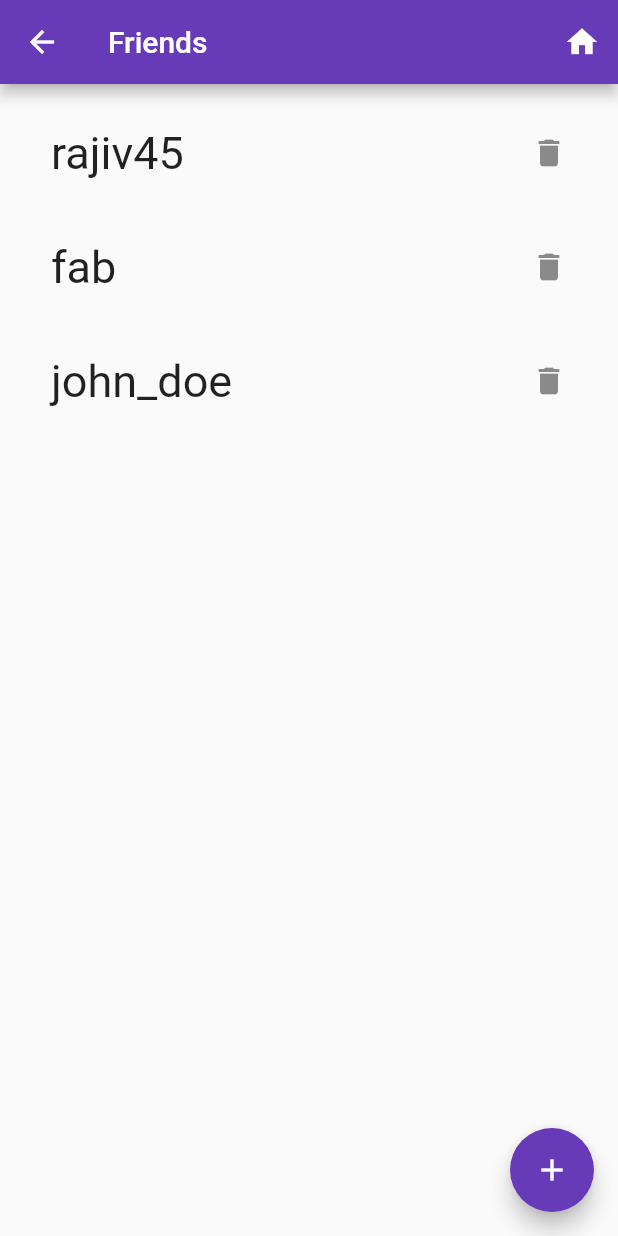
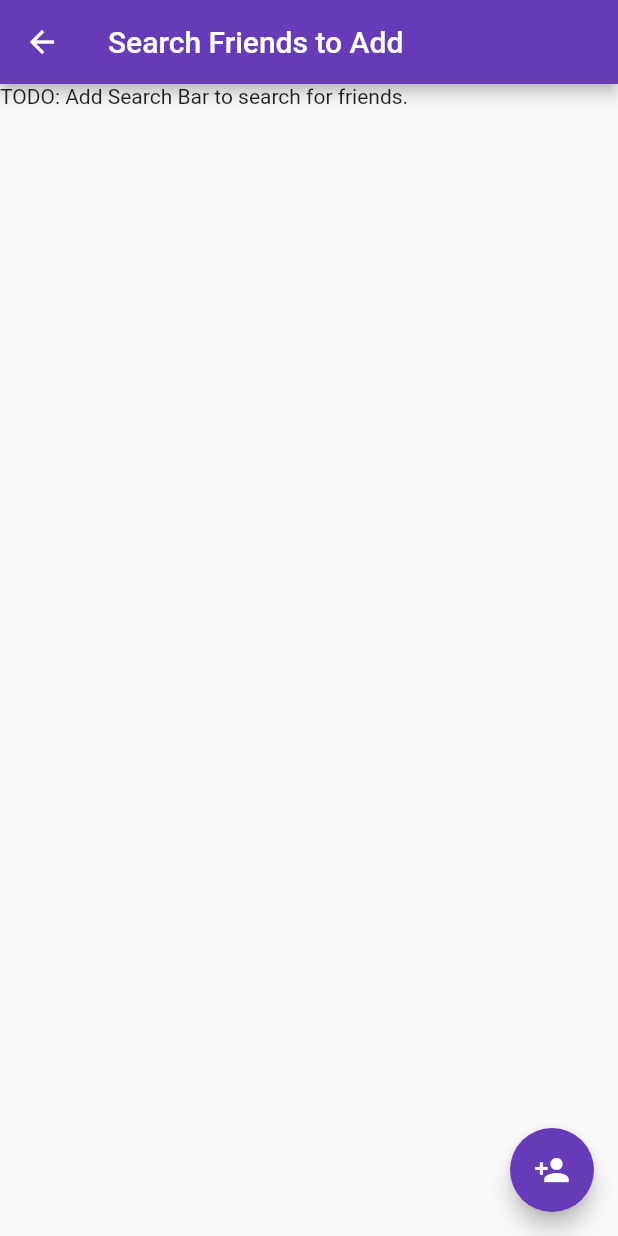
Before and after one commit to CSCI4100U/course-project-csci-4100-final-project-aud-io, a Flutter app: the FriendList screen opened by its route, after a tap on the "add" icon, on a phone screen of 412 x 824 dp. Run offline on Flutter 3.47's test engine with Material 2 defaults, Android fonts, the phone set to English and light mode, and no system bars; our stand-ins replace animated_splash_screen, page_transition.

Commit message:
Added new logo, an unfinished search 4 friends page, comments, and alterations to Profile class

```diff
--- a/group_project/lib/main.dart
+++ b/group_project/lib/main.dart
@@ -1,11 +1,12 @@
 import 'package:animated_splash_screen/animated_splash_screen.dart';
 import 'package:flutter/material.dart';
 import 'package:group_project/side_menu_item.dart';
+import 'package:group_project/user_classes/addFriend.dart';
 import 'package:group_project/user_classes/friends.dart';
 import 'package:page_transition/page_transition.dart';
 
 Image logo = const Image(
-      image: AssetImage('lib/images/audio_alt.png'),
+      image: AssetImage('lib/images/audio_alt_beige.png'),
     );
 
 void main() {
@@ -45,6 +46,7 @@ class MyApp extends StatelessWidget {
           // '/loginForm' : (context) => LoginForm(),
           // '/profile' : (context) => ProfileView(),
           '/friendList' : (context) => const FriendList(title: "Friends",),
+              '/addFriend' : (context) => const AddFriendSearch(title: "Search Friends to Add",),
           // '/playlists' : (context) => PlaylistView(),
           // '/settings' : (context) => SettingsView(),
         }
--- /dev/null
+++ b/group_project/lib/user_classes/addFriend.dart
@@ -0,0 +1,49 @@
+import 'package:flutter/material.dart';
+import 'profile.dart';
+
+class AddFriendSearch extends StatefulWidget {
+  const AddFriendSearch({Key? key, this.title}) : super(key: key);
+
+  final String? title;
+
+  @override
+  State<AddFriendSearch> createState() => _AddFriendSearchState();
+}
+
+class _AddFriendSearchState extends State<AddFriendSearch> {
+  var formKey = GlobalKey<FormState>();
+
+  String? userID;
+  String? userName;
+  String? phoneNum;
+  String? country;
+  String? city;
+
+  TextStyle style = TextStyle(fontSize: 30);
+
+  @override
+  Widget build(BuildContext context) {
+    return Scaffold(
+      appBar: AppBar(
+        title: Text(widget.title!),
+      ),
+      body: Text("TODO: Add Search Bar to search for friends."),
+      //Todo: Have add Button as trailing in List of List Tiles
+      // if friend already added, don't include in search results, etc.
+      floatingActionButton: FloatingActionButton(
+        onPressed: (){
+          Profile newFriend = Profile(
+              userID: userID,
+              userName: userName,
+              phoneNum: phoneNum,
+              country: country,
+              city: city
+          );
+          Navigator.of(context).pop(newFriend);
+        },
+        tooltip: 'Save',
+        child: const Icon(Icons.person_add),
+      ),
+    );
+  }
+}
--- a/group_project/lib/user_classes/friends.dart
+++ b/group_project/lib/user_classes/friends.dart
@@ -71,14 +71,27 @@ class _FriendListState extends State<FriendList> {
           }
       ),
       floatingActionButton: FloatingActionButton(
-        onPressed: (){
-          //Todo: call _addFriend()
-        },
+        onPressed: _addFriend,
         tooltip: 'Add Friend',
         child: const Icon(Icons.add),
       ),
     );
   }
+  Future<void> _addFriend() async{
+    Profile? friend = await Navigator
+        .pushNamed(context, '/addFriend') as Profile?;
+
+    if(friend != null){
+      //insert friend to local database
+    }
+
+
+    //Snackbar: Just added ${friend.userName}
+
+    //_getAllFriends();
+
+  }
+
   _deleteFriend(Profile user){
     //Todo: remove friend from local storage
 
--- a/group_project/lib/user_classes/profile.dart
+++ b/group_project/lib/user_classes/profile.dart
@@ -8,7 +8,7 @@ class Profile{
   String? country;
   String? city;
 
-  Profile({this.userName,this.phoneNum,this.country,this.city});
+  Profile({this.userID,this.userName,this.phoneNum,this.country,this.city});
 
   String? get password => _password;
 
```
Also changed, not shown: group_project/lib/images/audio_alt_beige.png (added), group_project/lib/images/audio_alt_black.png (added).
